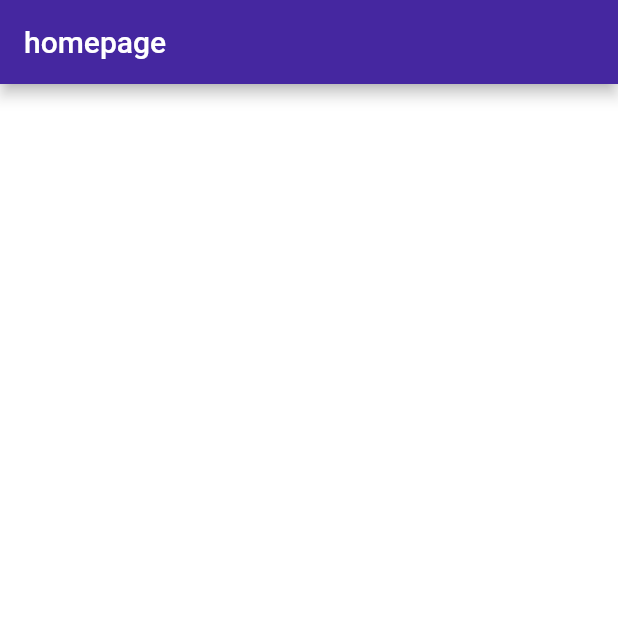
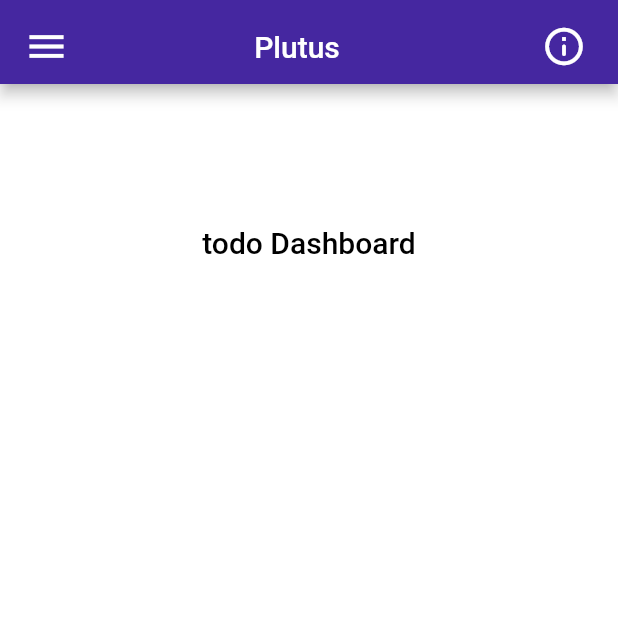
Before and after one commit to akashroshan135/plutus, a Flutter app: the screen it shows after launch, on a phone screen of 412 x 824 dp, the top half of it. Run offline on Flutter 3.47's test engine with Material 2 defaults, Android fonts, the phone set to English and light mode, and no system bars.

Commit message:
add better appbar and placeholder for dashboard

```diff
--- a/lib/main.dart
+++ b/lib/main.dart
@@ -1,13 +1,15 @@
 import 'package:flutter/material.dart';
+
+import 'package:plutus/routes/homepage.dart';
 
 void main() {
   runApp(MyApp());
 }
 
 class MyApp extends StatelessWidget {
-  // This widget is the root of your application.
   @override
   Widget build(BuildContext context) {
+    // * settings for dark mode theme data
     final _darkTheme = ThemeData(
       visualDensity: VisualDensity.adaptivePlatformDensity,
       // Used for AppBar and other primary widgets
@@ -35,6 +37,7 @@ class MyApp extends StatelessWidget {
       ),
     );
 
+    // * settings for light mode theme data
     final _lightTheme = ThemeData(
       visualDensity: VisualDensity.adaptivePlatformDensity,
       // Used for AppBar and other primary widgets
@@ -62,32 +65,12 @@ class MyApp extends StatelessWidget {
       ),
     );
 
+    // * renders main app
     return MaterialApp(
-      title: 'Flutter Demo',
+      title: 'Plutus',
       theme: _lightTheme,
       darkTheme: _darkTheme,
       home: Homepage(),
     );
   }
 }
-
-class Homepage extends StatelessWidget {
-  const Homepage({Key key}) : super(key: key);
-
-  @override
-  Widget build(BuildContext context) {
-    return Scaffold(
-      appBar: AppBar(
-        title: Text('homepage'),
-      ),
-      body: Center(
-        child: Container(
-          child: Text(
-            'Hello World',
-            style: TextStyle(color: Colors.white, fontSize: 35),
-          ),
-        ),
-      ),
-    );
-  }
-}
--- /dev/null
+++ b/lib/routes/homepage.dart
@@ -0,0 +1,94 @@
+import 'package:flutter/material.dart';
+
+class Homepage extends StatefulWidget {
+  Homepage({Key key}) : super(key: key);
+
+  @override
+  _HomepageState createState() => _HomepageState();
+}
+
+class _HomepageState extends State<Homepage> {
+  @override
+  Widget build(BuildContext context) {
+    // * has the menu button on the left side of the appbar
+    final menuBtn = Padding(
+      padding: EdgeInsets.all(8),
+      child: IconButton(
+        icon: Icon(
+          Icons.menu,
+          color: Theme.of(context).iconTheme.color,
+          size: Theme.of(context).iconTheme.size,
+        ),
+        // * Navigator pushes the new screen to stack
+        onPressed: () => setState(() {}),
+        // Navigator.push(
+        //   context,
+        //   MaterialPageRoute(builder: (context) => AboutScreen()),
+        // ),
+      ),
+    );
+
+    // * has about button on the right side of the appbar
+    // ? might change this to options or settings
+    final aboutBtn = Padding(
+      padding: EdgeInsets.all(8),
+      child: IconButton(
+        icon: Icon(
+          Icons.info_outline_rounded,
+          color: Theme.of(context).iconTheme.color,
+          size: Theme.of(context).iconTheme.size,
+        ),
+        // * Navigator pushes the new screen to stack
+        onPressed: () => setState(() {}),
+        // Navigator.push(
+        //   context,
+        //   MaterialPageRoute(builder: (context) => AboutScreen()),
+        // ),
+      ),
+    );
+
+    // * appbar code
+    final appBar = AppBar(
+      title: Center(
+        child: Padding(
+          padding: const EdgeInsets.only(top: 6),
+          child: Text(
+            'Plutus',
+            style: Theme.of(context).textTheme.headline6,
+          ),
+        ),
+      ),
+      backgroundColor: Theme.of(context).primaryColor,
+      leading: menuBtn,
+      actions: [aboutBtn],
+    );
+
+    // * code for dashboard
+    // todo: actual dasboard implementation
+    final dashboard = Padding(
+      padding: const EdgeInsets.all(16.0),
+      child: Container(
+        height: 180,
+        child: Material(
+          borderRadius: BorderRadius.circular(15),
+          color: Theme.of(context).secondaryHeaderColor,
+          child: Center(
+            child: Text(
+              'todo Dashboard',
+              style: Theme.of(context).textTheme.button,
+            ),
+          ),
+        ),
+      ),
+    );
+
+    // * renders actual homepage
+    return Scaffold(
+      backgroundColor: Theme.of(context).backgroundColor,
+      appBar: appBar,
+      body: Column(
+        children: [dashboard],
+      ),
+    );
+  }
+}
```
